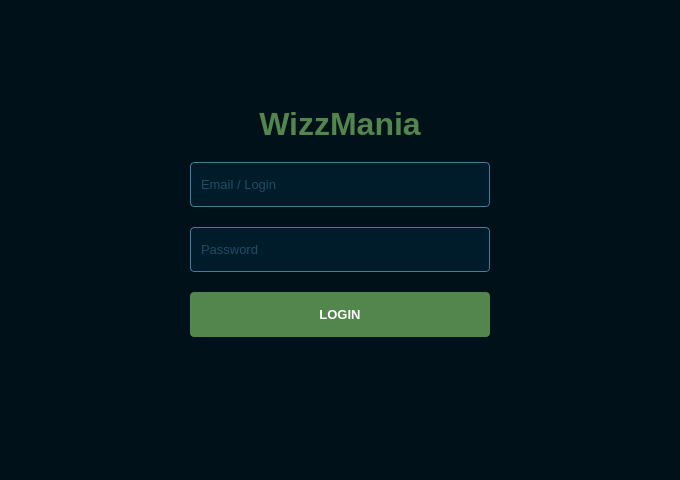
This is client/Forms/login_widget.ui in AdelinePat/wizzMania as Qt 5 draws it before an edit. The edited form follows.
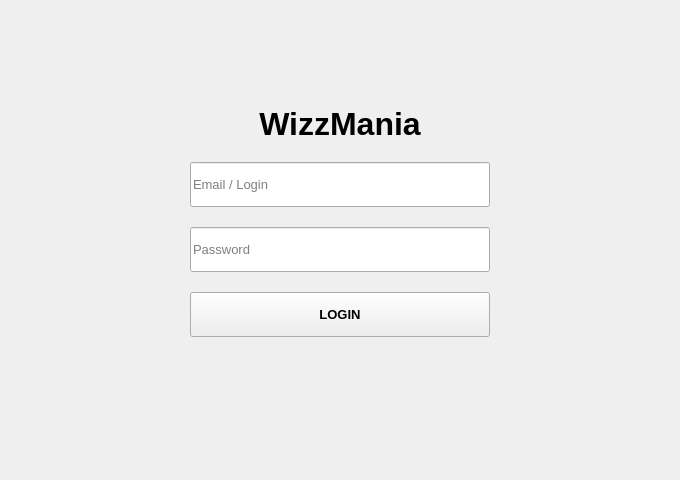
This is the edited form.

What changed in the file:
```diff
--- a/client/Forms/login_widget.ui
+++ b/client/Forms/login_widget.ui
@@ -16,9 +16,7 @@
     <height>300</height>
    </size>
   </property>
-  <property name="styleSheet">
-   <string notr="true">background-color: rgb(0, 17, 26);</string>
-  </property>
+  
   <layout class="QVBoxLayout" name="verticalLayout">
    <item>
     <spacer name="verticalSpacer_top">
@@ -61,9 +59,7 @@
            <bold>true</bold>
           </font>
          </property>
-         <property name="styleSheet">
-          <string notr="true">color: rgb(82, 134, 77);</string>
-         </property>
+         
          <property name="text">
           <string>WizzMania</string>
          </property>
@@ -85,13 +81,7 @@
            <pointsize>10</pointsize>
           </font>
          </property>
-         <property name="styleSheet">
-          <string notr="true">background-color: rgb(0, 27, 41);
-color: rgb(66, 126, 157);
-padding: 8px;
-border: 1px solid rgb(66, 126, 157);
-border-radius: 4px;</string>
-         </property>
+         
          <property name="placeholderText">
           <string>Email / Login</string>
          </property>
@@ -110,13 +100,7 @@
            <pointsize>10</pointsize>
           </font>
          </property>
-         <property name="styleSheet">
-          <string notr="true">background-color: rgb(0, 27, 41);
-color: rgb(66, 126, 157);
-padding: 8px;
-border: 1px solid rgb(66, 126, 157);
-border-radius: 4px;</string>
-         </property>
+         
          <property name="echoMode">
           <enum>QLineEdit::EchoMode::Password</enum>
          </property>
@@ -139,20 +123,7 @@
            <bold>true</bold>
           </font>
          </property>
-         <property name="styleSheet">
-          <string notr="true">QPushButton {
-    background-color: rgb(82, 134, 77);
-    color: white;
-    border: none;
-    border-radius: 4px;
-}
-QPushButton:hover {
-    background-color: rgb(92, 144, 87);
-}
-QPushButton:pressed {
-    background-color: rgb(72, 124, 67);
-}</string>
-         </property>
+         
          <property name="text">
           <string>LOGIN</string>
          </property>
@@ -166,9 +137,7 @@
                      <height>18</height>
                     </size>
                  </property>
-                 <property name="styleSheet">
-                    <string notr="true">color: rgb(192, 137, 157);</string>
-                 </property>
+                 
                  <property name="text">
                     <string/>
                  </property>
```
